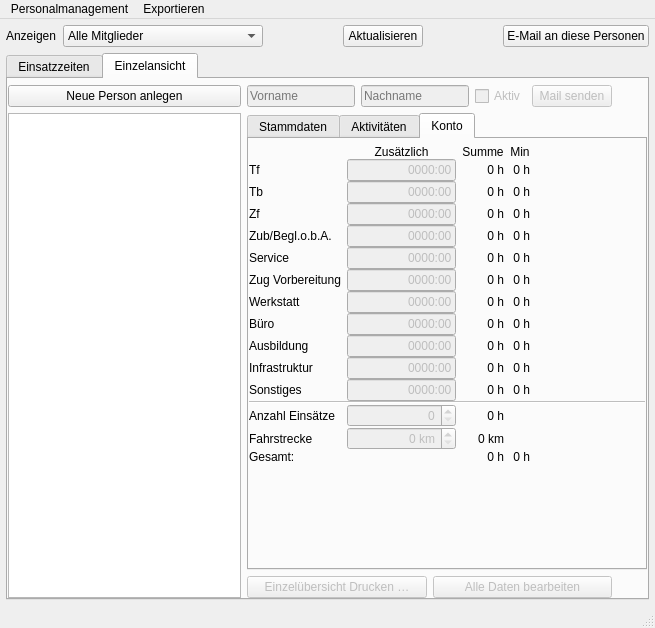
Qt form Programm/Einsatzplaner/personalwindow.ui (philjosch/Einsatzplaner) before a commit.
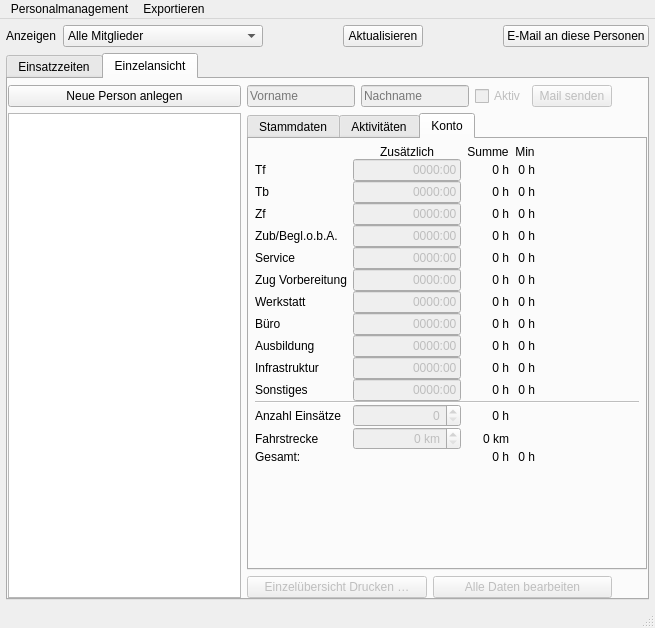
The same form after that commit. The open tabs and pages were chosen to show the change.

Commit message:
Fenster optimiert
Die Zwischenräume der Fenster wurden teilweise wieder auf Werkseinstellungen zurückgesetzt und die Konfiguration mehr auf Standardwerte umgestellt.

The edit to the form file:
```diff
--- a/Programm/Einsatzplaner/personalwindow.ui
+++ b/Programm/Einsatzplaner/personalwindow.ui
@@ -764,13 +764,13 @@
            </attribute>
            <layout class="QGridLayout" name="gridLayout_4" columnstretch="0,0,0,0,0">
             <property name="leftMargin">
-             <number>0</number>
+             <number>6</number>
             </property>
             <property name="topMargin">
              <number>6</number>
             </property>
             <property name="rightMargin">
-             <number>0</number>
+             <number>6</number>
             </property>
             <property name="bottomMargin">
              <number>0</number>
```
Left out of the diff: 4 changed lines with no effect on the pictures. The commit also changes 3 other files.
